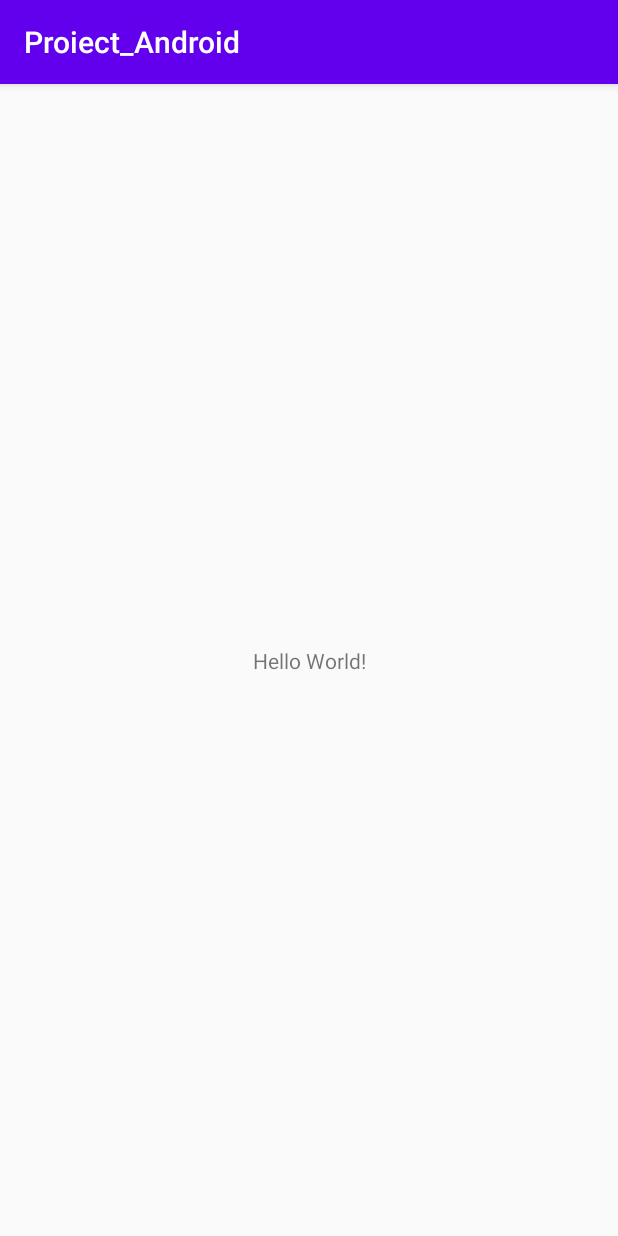
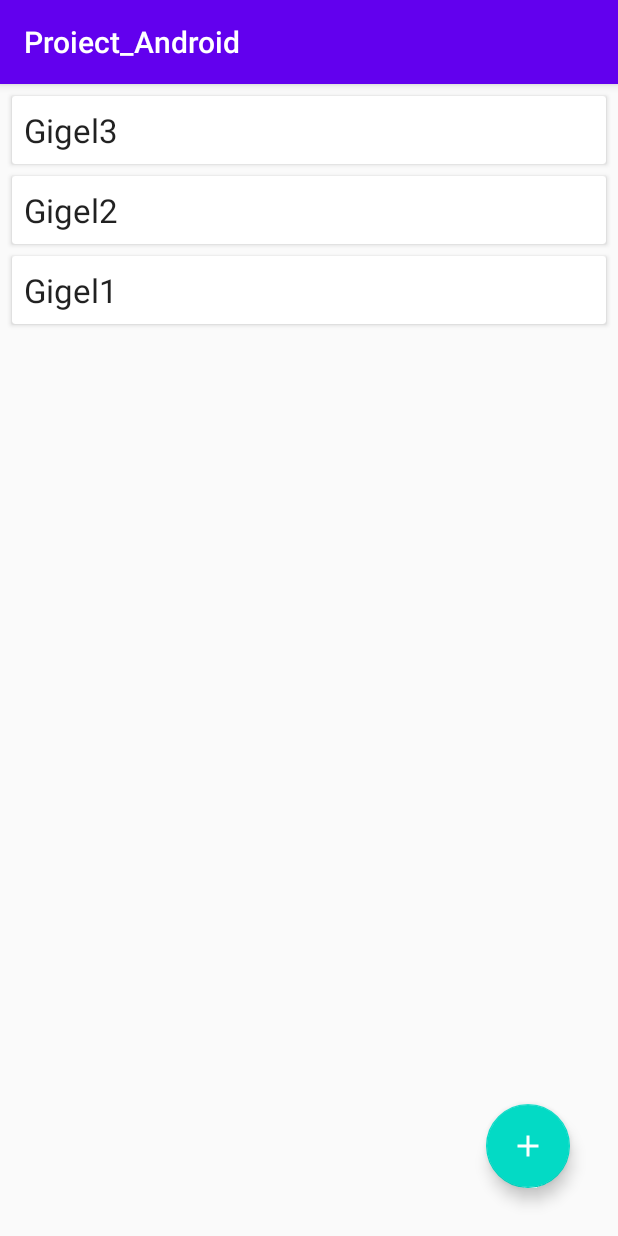
Before and after one commit to Razvan509/Proiect_Android, an Android app: the screen it shows after launch (MainActivity), on a phone screen of 412 x 824 dp. Run offline under Robolectric (Android 15) with nearby library versions, the phone set to English and light mode, and no system bars; our stand-ins replace Room's generated code.

Commit message:
Add user implemented with room database and view in RecyclerView

```diff
--- a/app/src/main/AndroidManifest.xml
+++ b/app/src/main/AndroidManifest.xml
@@ -9,7 +9,10 @@
         android:roundIcon="@mipmap/ic_launcher_round"
         android:supportsRtl="true"
         android:theme="@style/AppTheme">
-        <activity android:name=".MainActivity">
+        <activity android:name=".activities.AddUserActivity"
+            android:parentActivityName=".activities.MainActivity"></activity>
+        <activity android:name=".activities.MainActivity"
+            android:launchMode="singleTop">
             <intent-filter>
                 <action android:name="android.intent.action.MAIN" />
 
--- /dev/null
+++ b/app/src/main/java/com/example/proiect_android/ProjectRoomDatabase.java
@@ -0,0 +1,62 @@
+package com.example.proiect_android;
+
+import android.content.Context;
+import android.os.AsyncTask;
+
+import androidx.annotation.NonNull;
+import androidx.room.Database;
+import androidx.room.Room;
+import androidx.room.RoomDatabase;
+import androidx.sqlite.db.SupportSQLiteDatabase;
+
+import com.example.proiect_android.dao.UserDao;
+import com.example.proiect_android.beans.User;
+
+@Database(entities = User.class, version = 1)
+public abstract class ProjectRoomDatabase extends RoomDatabase {
+    private static ProjectRoomDatabase projectRoomInstance;
+
+    public abstract UserDao userDao();
+
+    public static synchronized ProjectRoomDatabase getInstance(Context context){
+        if (projectRoomInstance == null){
+            projectRoomInstance = Room.databaseBuilder(context.getApplicationContext(), ProjectRoomDatabase.class, "project_database")
+                    .fallbackToDestructiveMigration()
+                    .addCallback(roomCallback)
+                    .build();
+        }
+        return projectRoomInstance;
+    }
+
+    private static RoomDatabase.Callback roomCallback = new RoomDatabase.Callback(){
+        @Override
+        public void onCreate(@NonNull SupportSQLiteDatabase db) {
+            super.onCreate(db);
+            new PopulateDbAsyncTask(projectRoomInstance).execute();
+        }
+    };
+
+    private static class PopulateDbAsyncTask extends AsyncTask<Void, Void, Void>{
+        private UserDao userDao;
+
+        private PopulateDbAsyncTask(ProjectRoomDatabase database){
+            userDao = database.userDao();
+        }
+
+        @Override
+        protected Void doInBackground(Void... voids) {
+            User user1 = new User();
+            user1.setUserName("Gigel1");
+            userDao.insert(user1);
+
+            User user2 = new User();
+            user2.setUserName("Gigel2");
+            userDao.insert(user2);
+
+            User user3 = new User();
+            user3.setUserName("Gigel3");
+            userDao.insert(user3);
+            return null;
+        }
+    }
+}
--- /dev/null
+++ b/app/src/main/java/com/example/proiect_android/activities/MainActivity.java
@@ -0,0 +1,81 @@
+package com.example.proiect_android.activities;
+
+import androidx.annotation.Nullable;
+import androidx.appcompat.app.AppCompatActivity;
+import androidx.lifecycle.Observer;
+import androidx.lifecycle.ViewModelProvider;
+import androidx.lifecycle.ViewModelProviders;
+import androidx.recyclerview.widget.LinearLayoutManager;
+import androidx.recyclerview.widget.RecyclerView;
+
+import android.content.Intent;
+import android.os.Bundle;
+import android.text.TextUtils;
+import android.view.View;
+import android.widget.Button;
+import android.widget.EditText;
+import android.widget.Toast;
+
+import com.example.proiect_android.R;
+import com.example.proiect_android.adapters.UserAdapter;
+import com.example.proiect_android.beans.User;
+import com.example.proiect_android.models.UserViewModel;
+import com.google.android.material.floatingactionbutton.FloatingActionButton;
+
+import java.util.List;
+
+public class MainActivity extends AppCompatActivity {
+    public static final int ADD_USER_REQUEST = 1;
+    private UserViewModel userViewModel;
+
+    private EditText etNewUser;
+
+    @Override
+    protected void onCreate(Bundle savedInstanceState) {
+        super.onCreate(savedInstanceState);
+        setContentView(R.layout.activity_main);
+
+        FloatingActionButton buttonAddUser = findViewById(R.id.button_add_user);
+        buttonAddUser.setOnClickListener(new View.OnClickListener() {
+            @Override
+            public void onClick(View v) {
+                Intent intent = new Intent(MainActivity.this, AddUserActivity.class);
+                startActivityForResult(intent, ADD_USER_REQUEST);
+
+            }
+        });
+
+        RecyclerView recyclerView = findViewById(R.id.recycler_view);
+        recyclerView.setLayoutManager(new LinearLayoutManager(this));
+        recyclerView.setHasFixedSize(true);
+
+        final UserAdapter adapter = new UserAdapter();
+        recyclerView.setAdapter(adapter);
+
+        userViewModel = ViewModelProviders.of(this).get(UserViewModel.class);
+        userViewModel.getUsers().observe(this, new Observer<List<User>>() {
+            @Override
+            public void onChanged(List<User> users) {
+                adapter.setUsers(users);
+            }
+        });
+
+    }
+
+    @Override
+    protected void onActivityResult(int requestCode, int resultCode, @Nullable Intent data) {
+        super.onActivityResult(requestCode, resultCode, data);
+
+        if (requestCode == ADD_USER_REQUEST && resultCode == RESULT_OK){
+            String userName = data.getStringExtra(AddUserActivity.EXTRA_USER_NAME);
+
+            User user = new User();
+            user.setUserName(userName);
+            userViewModel.insert(user);
+
+            Toast.makeText(this, "User saved", Toast.LENGTH_SHORT).show();
+        } else{
+            Toast.makeText(this, "User not saved", Toast.LENGTH_SHORT).show();
+        }
+    }
+}
--- /dev/null
+++ b/app/src/main/java/com/example/proiect_android/adapters/UserAdapter.java
@@ -0,0 +1,52 @@
+package com.example.proiect_android.adapters;
+
+import android.view.LayoutInflater;
+import android.view.View;
+import android.view.ViewGroup;
+import android.widget.TextView;
+
+import androidx.annotation.NonNull;
+import androidx.recyclerview.widget.RecyclerView;
+
+import com.example.proiect_android.R;
+import com.example.proiect_android.beans.User;
+
+import java.util.ArrayList;
+import java.util.List;
+
+public class UserAdapter extends RecyclerView.Adapter<UserAdapter.UserHolder> {
+    private List<User> users = new ArrayList<>();
+
+    @NonNull
+    @Override
+    public UserHolder onCreateViewHolder(@NonNull ViewGroup parent, int viewType) {
+        View itemView = LayoutInflater.from(parent.getContext())
+                .inflate(R.layout.user_item, parent, false);
+        return new UserHolder(itemView);
+    }
+
+    @Override
+    public void onBindViewHolder(@NonNull UserHolder holder, int position) {
+        User currentUser = users.get(position);
+        holder.textViewUserName.setText(currentUser.getUserName());
+    }
+
+    @Override
+    public int getItemCount() {
+        return users.size();
+    }
+
+    public void setUsers(List<User> users){
+        this.users = users;
+        notifyDataSetChanged();
+    }
+
+    class UserHolder extends RecyclerView.ViewHolder {
+        private TextView textViewUserName;
+
+        public UserHolder(@NonNull View itemView) {
+            super(itemView);
+            textViewUserName = itemView.findViewById(R.id.text_view_user_name);
+        }
+    }
+}
--- /dev/null
+++ b/app/src/main/java/com/example/proiect_android/beans/User.java
@@ -0,0 +1,62 @@
+package com.example.proiect_android.beans;
+
+import androidx.annotation.NonNull;
+import androidx.room.ColumnInfo;
+import androidx.room.Entity;
+import androidx.room.PrimaryKey;
+
+@Entity(tableName = "users")
+public class User {
+    @PrimaryKey(autoGenerate = true)
+    @NonNull
+    private int id;
+    @ColumnInfo(name = "user_name")
+    @NonNull
+    private String userName;
+   /* @ColumnInfo(name = "mail")
+    private String mail;
+    @ColumnInfo(name = "password")
+    private String password;
+    @ColumnInfo(name = "amount")
+    private float amount;*/
+
+    public int getId() {
+        return id;
+    }
+
+    public void setId(int id) {
+        this.id = id;
+    }
+
+    public String getUserName() {
+        return userName;
+    }
+
+    public void setUserName(String userName) {
+        this.userName = userName;
+    }
+
+    /*public String getMail() {
+        return mail;
+    }
+
+    public void setMail(String mail) {
+        this.mail = mail;
+    }
+
+    public String getPassword() {
+        return password;
+    }
+
+    public void setPassword(String password) {
+        this.password = password;
+    }
+
+    public float getAmount() {
+        return amount;
+    }
+
+    public void setAmount(float amount) {
+        this.amount = amount;
+    }*/
+}
--- /dev/null
+++ b/app/src/main/java/com/example/proiect_android/dao/UserDao.java
@@ -0,0 +1,32 @@
+package com.example.proiect_android.dao;
+
+import androidx.lifecycle.LiveData;
+import androidx.room.Dao;
+import androidx.room.Delete;
+import androidx.room.Insert;
+import androidx.room.Query;
+import androidx.room.Update;
+
+import com.example.proiect_android.beans.User;
+
+import java.util.List;
+
+@Dao
+public interface UserDao {
+
+    @Insert
+    void insert(User user);
+
+    @Update
+    void update(User user);
+
+    @Delete
+    void delete(User user);
+
+    @Query("DELETE FROM users")
+    void deleteAllUsers();
+
+    @Query("SELECT * FROM users ORDER BY user_name DESC")
+    LiveData<List<User>> getAllUsers();
+
+}
--- /dev/null
+++ b/app/src/main/java/com/example/proiect_android/models/UserViewModel.java
@@ -0,0 +1,47 @@
+package com.example.proiect_android.models;
+
+import android.app.Application;
+import android.os.AsyncTask;
+import android.provider.ContactsContract;
+import android.util.Log;
+
+import androidx.lifecycle.AndroidViewModel;
+import androidx.lifecycle.LiveData;
+
+import com.example.proiect_android.ProjectRoomDatabase;
+import com.example.proiect_android.beans.User;
+import com.example.proiect_android.dao.UserDao;
+import com.example.proiect_android.repos.UserRepository;
+
+import java.util.List;
+
+public class UserViewModel extends AndroidViewModel {
+    private UserRepository repository;
+    private LiveData<List<User>> users;
+
+    public UserViewModel(Application application) {
+        super(application);
+        repository = new UserRepository(application);
+        users = repository.getAllUsers();
+    }
+
+    public void insert(User user){
+        repository.insert(user);
+    }
+
+    public void update(User user){
+        repository.update(user);
+    }
+
+    public void delete(User user){
+        repository.delete(user);
+    }
+
+    public void deleteAllUsers(){
+        repository.deleteAllUsers();
+    }
+
+    public LiveData<List<User>> getUsers(){
+        return users;
+    }
+}
--- /dev/null
+++ b/app/src/main/res/drawable/ic_add.xml
@@ -0,0 +1,5 @@
+<vector android:height="24dp" android:tint="#FFFFFF"
+    android:viewportHeight="24.0" android:viewportWidth="24.0"
+    android:width="24dp" xmlns:android="http://schemas.android.com/apk/res/android">
+    <path android:fillColor="#FF000000" android:pathData="M19,13h-6v6h-2v-6H5v-2h6V5h2v6h6v2z"/>
+</vector>
--- /dev/null
+++ b/app/src/main/res/drawable/ic_close.xml
@@ -0,0 +1,5 @@
+<vector android:height="24dp" android:tint="#FFFFFF"
+    android:viewportHeight="24.0" android:viewportWidth="24.0"
+    android:width="24dp" xmlns:android="http://schemas.android.com/apk/res/android">
+    <path android:fillColor="#FF000000" android:pathData="M19,6.41L17.59,5 12,10.59 6.41,5 5,6.41 10.59,12 5,17.59 6.41,19 12,13.41 17.59,19 19,17.59 13.41,12z"/>
+</vector>
--- /dev/null
+++ b/app/src/main/res/drawable/ic_save.xml
@@ -0,0 +1,5 @@
+<vector android:height="24dp" android:tint="#FFFFFF"
+    android:viewportHeight="24.0" android:viewportWidth="24.0"
+    android:width="24dp" xmlns:android="http://schemas.android.com/apk/res/android">
+    <path android:fillColor="#FF000000" android:pathData="M17,3L5,3c-1.11,0 -2,0.9 -2,2v14c0,1.1 0.89,2 2,2h14c1.1,0 2,-0.9 2,-2L21,7l-4,-4zM12,19c-1.66,0 -3,-1.34 -3,-3s1.34,-3 3,-3 3,1.34 3,3 -1.34,3 -3,3zM15,9L5,9L5,5h10v4z"/>
+</vector>
--- a/app/src/main/res/layout/activity_main.xml
+++ b/app/src/main/res/layout/activity_main.xml
@@ -1,18 +1,25 @@
 <?xml version="1.0" encoding="utf-8"?>
-<androidx.constraintlayout.widget.ConstraintLayout xmlns:android="http://schemas.android.com/apk/res/android"
+<androidx.coordinatorlayout.widget.CoordinatorLayout
+    xmlns:android="http://schemas.android.com/apk/res/android"
     xmlns:app="http://schemas.android.com/apk/res-auto"
     xmlns:tools="http://schemas.android.com/tools"
     android:layout_width="match_parent"
     android:layout_height="match_parent"
-    tools:context=".MainActivity">
+    tools:context=".activities.MainActivity">
 
-    <TextView
+    <androidx.recyclerview.widget.RecyclerView
+        android:id="@+id/recycler_view"
+        android:layout_width="match_parent"
+        android:layout_height="match_parent"
+        tools:listitem="@layout/user_item"/>
+
+    <com.google.android.material.floatingactionbutton.FloatingActionButton
+        android:id="@+id/button_add_user"
         android:layout_width="wrap_content"
         android:layout_height="wrap_content"
-        android:text="Hello World!"
-        app:layout_constraintBottom_toBottomOf="parent"
-        app:layout_constraintLeft_toLeftOf="parent"
-        app:layout_constraintRight_toRightOf="parent"
-        app:layout_constraintTop_toTopOf="parent" />
+        android:src="@drawable/ic_add"
+        android:layout_gravity="bottom|end"
+        android:layout_margin="32dp"/>
 
-</androidx.constraintlayout.widget.ConstraintLayout>
+
+</androidx.coordinatorlayout.widget.CoordinatorLayout>
--- /dev/null
+++ b/app/src/main/res/layout/user_item.xml
@@ -0,0 +1,21 @@
+<?xml version="1.0" encoding="utf-8"?>
+<androidx.cardview.widget.CardView xmlns:android="http://schemas.android.com/apk/res/android"
+    android:layout_width="match_parent"
+    android:layout_height="wrap_content"
+    android:layout_marginEnd="8dp"
+    android:layout_marginStart="8dp"
+    android:layout_marginTop="8dp">
+
+    <RelativeLayout
+        android:layout_width="wrap_content"
+        android:layout_height="wrap_content"
+        android:padding="8dp">
+        <TextView
+            android:id="@+id/text_view_user_name"
+            android:layout_width="wrap_content"
+            android:layout_height="wrap_content"
+            android:layout_alignParentStart="true"
+            android:text="UserName"
+            android:textAppearance="@style/TextAppearance.AppCompat.Large"/>
+    </RelativeLayout>
+</androidx.cardview.widget.CardView>
--- a/app/src/main/res/values/strings.xml
+++ b/app/src/main/res/values/strings.xml
@@ -1,3 +1,7 @@
 <resources>
     <string name="app_name">Proiect_Android</string>
+    <string name="save">Save</string>
+    <string name="new_user">Add User</string>
+    <string name="saved">Saved Ok</string>
+    <string name="not_saved">Not Saved</string>
 </resources>
--- a/build.gradle
+++ b/build.gradle
@@ -9,6 +9,7 @@ buildscript {
     }
     dependencies {
         classpath 'com.android.tools.build:gradle:3.6.1'
+
 
 
         // NOTE: Do not place your application dependencies here; they belong
```
Also changed, not shown: app/build.gradle (+24 -0 lines), app/src/main/java/com/example/proiect_android/MainActivity.java (deleted, +0 -14 lines), app/src/main/java/com/example/proiect_android/activities/AddUserActivity.java (added, +66 -0 lines), app/src/main/java/com/example/proiect_android/repos/UserRepository.java (added, +97 -0 lines), app/src/main/res/layout/activity_add_user.xml (added, +18 -0 lines), app/src/main/res/menu/add_user_menu.xml (added, +9 -0 lines).
